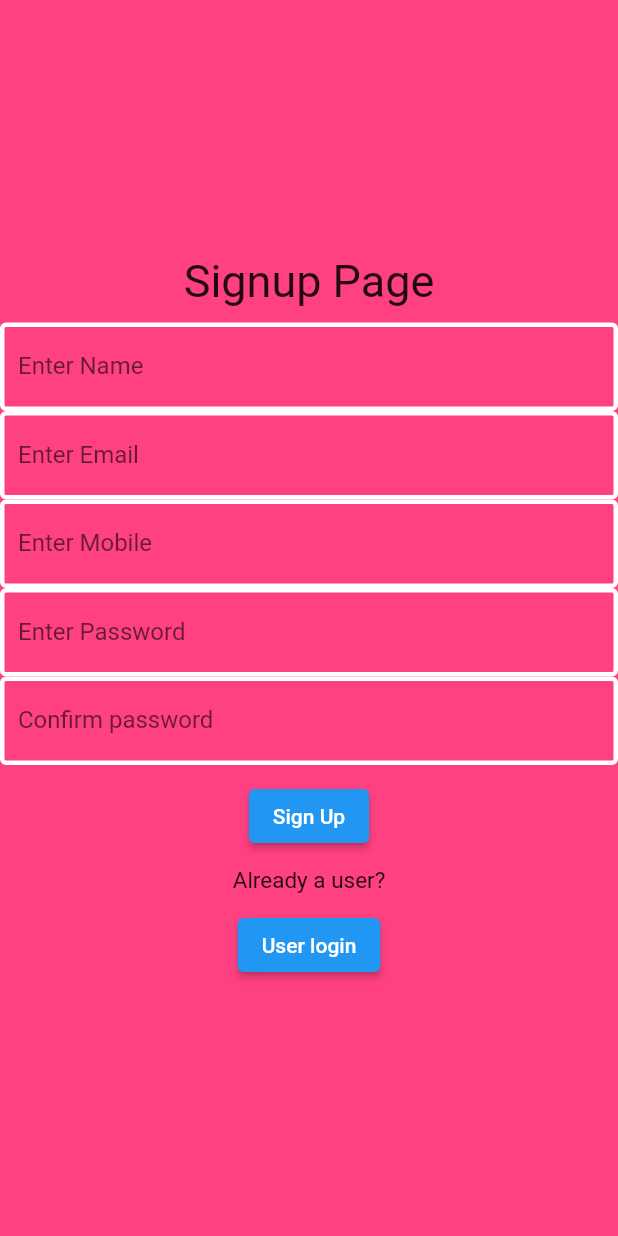
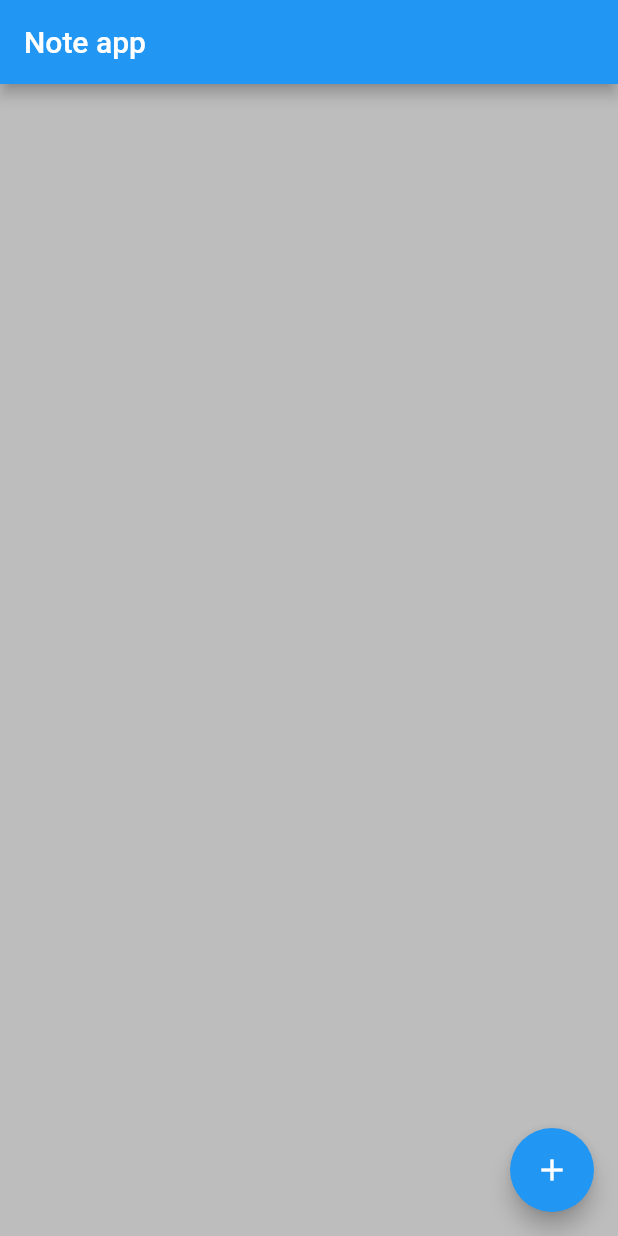
Before and after one commit to MyCode-start/notes_provider, a Flutter app: the screen it shows after launch, on a phone screen of 412 x 824 dp. Run offline on Flutter 3.47's test engine with Material 2 defaults, Android fonts, the phone set to English and light mode, and no system bars; our stand-ins replace sqflite; accounts and stored records are empty.

Commit message:
changed files

```diff
--- a/lib/db_helper.dart
+++ b/lib/db_helper.dart
@@ -37,7 +37,7 @@ class DBhelper {
   }
 
 
-  void addData(String title, String desc) async {
+  Future <void> addData(String title, String desc) async {
     var myDB = await openDb();
     myDB.insert(dialogueTable, {columnTitle: title, columnDesc: desc});
   }
@@ -69,6 +69,7 @@ class DBhelper {
   }
 
 
+
   Future<bool> isemailexist(String email) async {
     var myDB = await openDb();
     var data = await myDB.query(
--- a/lib/main.dart
+++ b/lib/main.dart
@@ -1,11 +1,19 @@
+
+import 'package:flutter/material.dart';
+import 'package:notes_app_provider/provider_directory/notes_home_provider.dart';
+import 'package:notes_app_provider/provider_directory/notes_provider.dart';
+import 'package:provider/provider.dart';
 
 
-import 'package:flutter/material.dart';
-import 'package:notes_app_provider/splash_screen.dart';
+void main() {
+  runApp( MultiProvider(
+        providers:[
+          ChangeNotifierProvider(create: (_)=> NotesProvider())
+        ],
+          child: const MyApp()));
+    }
 
-void main() {
-  runApp(const MyApp());
-}
+
 
 class MyApp extends StatelessWidget {
   const MyApp();
@@ -17,7 +25,7 @@ class MyApp extends StatelessWidget {
       theme: ThemeData(
         primarySwatch: Colors.blue,
       ),
-      home: splash(),
+      home: mainnotespagefromprovider(),
     );
   }
 }
--- /dev/null
+++ b/lib/provider_directory/notes_home_provider.dart
@@ -0,0 +1,159 @@
+import 'package:flutter/material.dart';
+import 'package:provider/provider.dart';
+import '../db_helper.dart';
+import 'notes_provider.dart';
+
+
+
+class mainnotespagefromprovider extends StatefulWidget {
+
+  @override
+  State<mainnotespagefromprovider> createState() => _mainnotespagefromproviderState();
+}
+
+
+class _mainnotespagefromproviderState extends State<mainnotespagefromprovider> {
+
+  var titlecontroller= TextEditingController();
+  var descriptioncontroller= TextEditingController();
+  var title;
+  var desc;
+
+  List<Map<String, dynamic>> arrNotes = [];
+
+
+
+  @override
+  void initState() {
+    super.initState();
+  }
+
+
+  @override
+  Widget build(BuildContext context) {
+    return Scaffold(
+        appBar: AppBar(
+          title: Text('Note app'),
+        ),
+        backgroundColor: Colors.black26,
+        body: Consumer<NotesProvider>(
+        builder: (_, __, ___) {
+          return GridView.builder(
+              itemCount: arrNotes.length,
+              scrollDirection: Axis.vertical,
+              gridDelegate: SliverGridDelegateWithFixedCrossAxisCount(
+                crossAxisCount: 2,
+                mainAxisSpacing: 8,
+              ),
+              itemBuilder: (context, index) {
+                return Padding(
+                  padding: const EdgeInsets.only(
+                      left: 10, right: 10, top: 20, bottom: 10),
+                  child: InkWell(
+
+                    onLongPress: () {
+                      showDialog(
+                        context: context, builder: (BuildContext context) {
+                        return AlertDialog(
+                            title: Text('Delete'),
+                            content: Text(
+                                'Are you sure you want to delete the text'),
+                            actions: [
+                              TextButton(
+
+                                onPressed: () {
+                                  /*DBhelper().delData(notes[index]['note_id']);
+                                  Navigator.pushReplacement(context, MaterialPageRoute(builder: ((context)=> mainnotespage())));*/
+                                }, child: Text('Delete'),
+
+                                /*onLongPress: () async{
+
+                                  DBhelper().delData(notes[index]['note_id']);
+                                  /*getAllNotes();*/
+                                  Navigator.pushReplacement(context, MaterialPageRoute(builder: ((context)=> mainnotespage())));
+
+                                },*/
+                              ),
+                              TextButton(
+
+                                onPressed: () {
+                                  Navigator.pop(context);
+                                }, child: Text('Cancel'),
+                              )
+                            ]
+                        );
+                      },
+                      );
+                    }, child: Container(
+                    decoration: BoxDecoration(
+                      borderRadius: BorderRadius.circular(15),
+                      color: Colors.greenAccent,
+                    ),
+                    child: Column(
+                      mainAxisAlignment: MainAxisAlignment.center,
+                      children: [
+                        Text(arrNotes[index][DBhelper().columnTitle], style: TextStyle(
+                            fontSize: 21, fontWeight: FontWeight.bold),),
+                        Padding(
+                          padding: const EdgeInsets.all(8.0),
+                          child: Text(arrNotes[index][DBhelper().columnDesc],
+                              style: TextStyle(fontSize: 15)),
+                        ),
+                      ],
+                    ),
+
+                  ),
+                  ),
+                );
+              }
+          );
+        }
+        ),
+
+
+        floatingActionButton: FloatingActionButton(onPressed: () {
+
+          showDialog( context: context, builder: (BuildContext context) {
+            return AlertDialog(
+              title: Text('Add a new note'),
+              content: Column(
+                children: [
+                  TextField(
+                    controller: titlecontroller,
+                    decoration: InputDecoration(hintText: 'Title'),
+                  ),
+                  SizedBox(height: 10),
+                  TextField(
+                    controller: descriptioncontroller,
+                    decoration: InputDecoration(hintText: 'Description'),
+                  ),
+                ],
+              ),
+              actions: [
+                TextButton(
+                  onPressed: () {
+                    title = titlecontroller.text.toString();
+                    desc = descriptioncontroller.text.toString();
+                    context.read<NotesProvider>().addNotes(title, desc);
+                    Navigator.pop(context);
+
+                  },
+                  child: Text('SAVE'),
+                ),
+              ],
+            );
+
+          },
+          );
+
+        }, child: Icon (Icons.add),
+
+        )
+    );
+  }
+
+  void getAllData() {
+    arrNotes = context.watch<NotesProvider>().myData;
+  }
+
+}
--- /dev/null
+++ b/lib/provider_directory/notes_provider.dart
@@ -0,0 +1,26 @@
+
+import 'package:flutter/cupertino.dart';
+
+import '../db_helper.dart';
+
+class NotesProvider extends ChangeNotifier {
+
+  List<Map<String, dynamic>> myData = [];
+
+  void addNotes (String title, String desc) async{
+
+  await DBhelper().addData(title, desc);
+   myData = await DBhelper().fetchData();
+   notifyListeners();
+
+  }
+
+
+  void getNotes() async {
+    myData = await DBhelper().fetchData();
+
+  }
+
+
+
+}
--- a/lib/signup_screen.dart
+++ /dev/null
@@ -1,163 +0,0 @@
-import 'package:flutter/material.dart';
-
-import 'db_helper.dart';
-import 'login_screen.dart';
-
-
-class signuppage extends StatefulWidget {
-
-  @override
-  State<signuppage> createState() => _signuppageState();
-}
-
-class _signuppageState extends State<signuppage> {
-
-
-  var namecontroller = TextEditingController();
-  var emailcontroller = TextEditingController();
-  var mobilecontroller = TextEditingController();
-  var passwordcontroller = TextEditingController();
-  var confirmpascontroller = TextEditingController();
-
-  var name;
-  var email;
-  var mobile;
-  var password;
-  var confpass;
-  var newtempone;
-
-
-  @override
-  Widget build(BuildContext context) {
-    return SafeArea(
-      child: Scaffold(
-          backgroundColor: Colors.pinkAccent,
-          body: Column (
-            mainAxisAlignment: MainAxisAlignment.center,
-            children: [
-              Padding(
-                padding: const EdgeInsets.all(10.0),
-                child: Text ('Signup Page', style: TextStyle(fontSize: 30)),
-              ),
-              TextField(
-                decoration: InputDecoration (
-                    labelText: "Enter Name",
-                    enabledBorder: OutlineInputBorder (
-                        borderSide: BorderSide(
-                          width: 3, color: Colors.white,
-                        )
-                    )
-                ),
-                controller: namecontroller,
-              ),
-              TextField(
-                decoration: InputDecoration (
-                    labelText: "Enter Email",
-                    enabledBorder: OutlineInputBorder (
-                        borderSide: BorderSide(
-                          width: 3, color: Colors.white,
-                        )
-                    )
-                ),
-                controller: emailcontroller,
-              ),
-              TextField(
-                decoration: InputDecoration (
-                    labelText: "Enter Mobile",
-                    enabledBorder: OutlineInputBorder (
-                        borderSide: BorderSide(
-                          width: 3, color: Colors.white,
-                        )
-                    )
-                ),
-                controller: mobilecontroller,
-              ),
-              TextField(
-                decoration: InputDecoration (
-                    labelText: "Enter Password",
-                    enabledBorder: OutlineInputBorder (
-                        borderSide: BorderSide(
-                          width: 3, color: Colors.white,
-                        )
-                    )
-                ),
-                controller: passwordcontroller,
-              ),
-              TextField(
-                controller: confirmpascontroller,
-                decoration: InputDecoration (
-                    labelText: "Confirm password",
-                    enabledBorder: OutlineInputBorder (
-                        borderSide: BorderSide(
-                          width: 3, color: Colors.white,
-                        )
-                    )
-                ),
-                /*onChanged: (value) {
- if (value == passwordcontroller.text.toString()) {
-
- } else {
-
- }
- },*/
-
-              ),
-              Padding(
-                padding: const EdgeInsets.all(10.0),
-                child: ElevatedButton(onPressed: () async{
-
-                  name = namecontroller.text.toString();
-                  email = emailcontroller.text.toString();
-                  mobile = mobilecontroller.text.toString();
-                  password = passwordcontroller.text.toString();
-                  confpass = confirmpascontroller.text.toString();
-
-                  newtempone = await DBhelper().isemailexist (email);
-                  if (newtempone== true) {
-                    showDialog( context: context, builder: (BuildContext context) {
-                      return AlertDialog(
-                        title: Text('## ERROR', style: TextStyle(color: Colors.red)),
-                        content: Text ('The user already exit'),
-                        actions: [
-                          TextButton(
-                            onPressed: () {
-
-                              Navigator.pop(context);
-                              setState(() {
-
-                              });
-                            },
-                            child: Text('Try Again Please'),
-                          ),
-                        ],
-                      );
-
-                    },
-                    );
-                  } else {
-
-                    DBhelper().signupadddata(name, email, mobile, password);
-                    Navigator.push(context, MaterialPageRoute (builder: (context) => logindetails()));
-                  }
-
-                }, child: Text('Sign Up')
-                ),
-              ),
-              Text ('Already a user?', style: TextStyle (fontSize: 15)),
-              Padding(
-                padding: const EdgeInsets.all(10.0),
-                child: ElevatedButton(onPressed: (){
-                  Navigator.push(context, MaterialPageRoute (builder: (context) => logindetails()));
-
-                }, child: Text('User login')),
-              )
-
-            ],
-          )
-
-
-
-      ),
-    );
-  }
-}
```
Also changed, not shown: lib/login_screen.dart (deleted, +0 -111 lines), lib/notes_home.dart (deleted, +0 -152 lines), lib/splash_screen.dart (deleted, +0 -79 lines).
